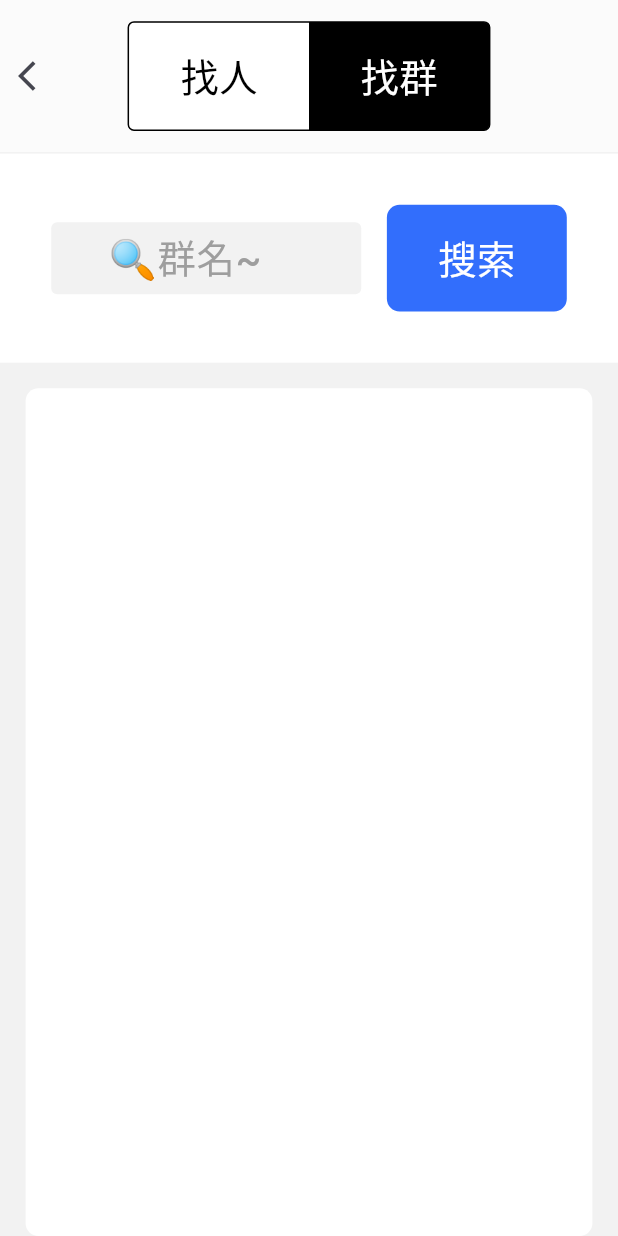
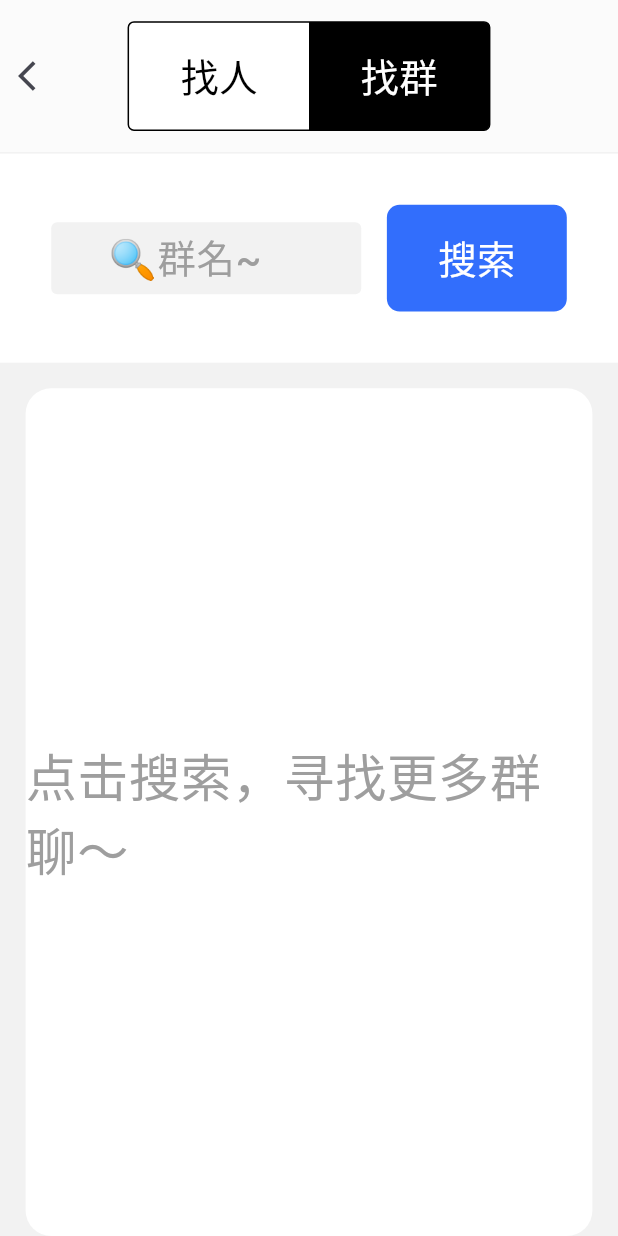
Before and after one commit to FangJZSP/flutter_relax_chat, a Flutter app: the AddPage screen opened by its route, after a tap on "找群", on a phone screen of 412 x 824 dp. Run offline on Flutter 3.47's test engine with Material 3 defaults, Android fonts, the phone set to English and light mode, and no system bars; our stand-ins replace animate_do, badges, bot_toast, cached_network_image, dio, dropdown_button2 and 5 more; missing offline and left inert: google_mlkit_language_id, scrollview_observer; accounts and stored records are empty; network calls fail.

```diff
--- a/lib/manager/contact_manager.dart
+++ b/lib/manager/contact_manager.dart
@@ -15,7 +15,7 @@ class ContactManager {
 
   ContactManagerState state = ContactManagerState();
 
-  void dispose() {
+  void reset() {
     state.friends.clear();
     state.groupRooms.clear();
   }
--- a/lib/manager/conversation_manager.dart
+++ b/lib/manager/conversation_manager.dart
@@ -27,7 +27,7 @@ class ConversationManager {
 
   ConversationState state = ConversationState();
 
-  void dispose() {
+  void reset() {
     state.newMsgReceiveBus?.cancel();
   }
 
--- a/lib/network/api_manager.dart
+++ b/lib/network/api_manager.dart
@@ -21,7 +21,7 @@ class ApiManager {
   }
 
   /// 用户注册
-  Future<Result<String>> userRegister({
+  Future<Result> userRegister({
     required String name,
     required String email,
     required String code,
--- a/lib/pages/add/add_view.dart
+++ b/lib/pages/add/add_view.dart
@@ -181,20 +181,25 @@ class AddPage extends StatelessWidget {
             child: Column(
               crossAxisAlignment: CrossAxisAlignment.start,
               children: [
-                Text(room.name),
+                Text(
+                  room.name,
+                  style: Styles.textLight(16.w).copyWith(
+                    color: Styles.blackText,
+                  ),
+                ),
                 SizedBox(height: 4.w),
                 Row(
                   children: [
                     tag(
                       Icon(
                         Icons.person_outline,
-                        size: 14.w,
+                        size: 12.w,
                         color: Styles.grey,
                       ),
                       Text(
                         room.memberCount.toString(),
-                        style: Styles.textLight(10.w).copyWith(
-                          color: Styles.grey,
+                        style: Styles.textLight(12.w).copyWith(
+                          color: Styles.greyText,
                         ),
                       ),
                     ),
@@ -237,7 +242,12 @@ class AddPage extends StatelessWidget {
             child: Column(
               crossAxisAlignment: CrossAxisAlignment.start,
               children: [
-                Text(user.name),
+                Text(
+                  user.name,
+                  style: Styles.textLight(16.w).copyWith(
+                    color: Styles.blackText,
+                  ),
+                ),
                 SizedBox(height: 4.w),
                 Row(
                   children: [
@@ -281,6 +291,7 @@ class AddPage extends StatelessWidget {
 
   Widget tag(Icon icon, Widget child) {
     return Container(
+      padding: EdgeInsets.fromLTRB(4.w, 2.w, 4.w, 2.w),
       decoration: BoxDecoration(
         color: Styles.greyBgColor,
         borderRadius: BorderRadius.circular(4.w),
@@ -300,14 +311,29 @@ class AddPage extends StatelessWidget {
       margin: EdgeInsets.fromLTRB(8.w, 8.w, 8.w, 0),
       decoration: BoxDecoration(
         color: Styles.white,
-        borderRadius: BorderRadius.circular(4.w),
+        borderRadius: BorderRadius.circular(8.w),
       ),
       child: Obx(() {
-        return ListView(
+        return state.findPeople.isEmpty
+            ? Center(
+                child: Padding(
+                  padding: EdgeInsets.only(bottom: SizeConfig.bottomMargin),
+                  child: Text(
+                    '点击搜索，寻找更多群聊～',
+                    style: Styles.textNormal(16.w)
+                        .copyWith(color: Styles.greyText),
+                  ),
+                ),
+              )
+            : ListView.separated(
                 padding: EdgeInsets.zero,
-          children: [
-            ...state.findGroups.value.map((e) => groupCell(e)),
-          ],
+                itemCount: state.findGroups.length,
+                itemBuilder: (BuildContext context, int index) {
+                  return groupCell(state.findGroups[index]);
+                },
+                separatorBuilder: (BuildContext context, int index) {
+                  return const Divider();
+                },
               );
       }),
     );
@@ -318,9 +344,21 @@ class AddPage extends StatelessWidget {
       margin: EdgeInsets.fromLTRB(8.w, 8.w, 8.w, 0),
       decoration: BoxDecoration(
         color: Styles.white,
-        borderRadius: BorderRadius.circular(4.w),
+        borderRadius: BorderRadius.circular(8.w),
       ),
-      child: ListView.separated(
+      child: Obx(() {
+        return state.findPeople.isEmpty
+            ? Center(
+                child: Padding(
+                  padding: EdgeInsets.only(bottom: SizeConfig.bottomMargin),
+                  child: Text(
+                    '点击搜索，寻找更多好友～',
+                    style: Styles.textNormal(16.w)
+                        .copyWith(color: Styles.greyText),
+                  ),
+                ),
+              )
+            : ListView.separated(
                 padding: EdgeInsets.zero,
                 itemCount: state.findPeople.length,
                 itemBuilder: (BuildContext context, int index) {
@@ -329,7 +367,8 @@ class AddPage extends StatelessWidget {
                 separatorBuilder: (BuildContext context, int index) {
                   return const Divider();
                 },
-      ),
+              );
+      }),
     );
   }
 }
--- a/lib/pages/contact/contact_logic.dart
+++ b/lib/pages/contact/contact_logic.dart
@@ -5,6 +5,7 @@ import 'package:relax_chat/model/widget/contact_type_model.dart';
 import '../../manager/contact_manager.dart';
 import '../../route/routes.dart';
 import '../chat/chat_state.dart';
+import '../home/home_logic.dart';
 import '../profile/profile_state.dart';
 import 'contact_state.dart';
 
@@ -78,4 +79,8 @@ class ContactLogic extends GetxController {
   void goAdd() {
     Get.toNamed(Routes.add);
   }
+
+  void openDrawer() {
+    Get.find<HomeLogic>().openDrawer();
+  }
 }
```
Also changed, not shown: lib/manager/user_manager.dart (+16 -2 lines), lib/pages/contact/contact_view.dart (+6 -5 lines). Lines whose indentation alone changed are shown as unchanged.
